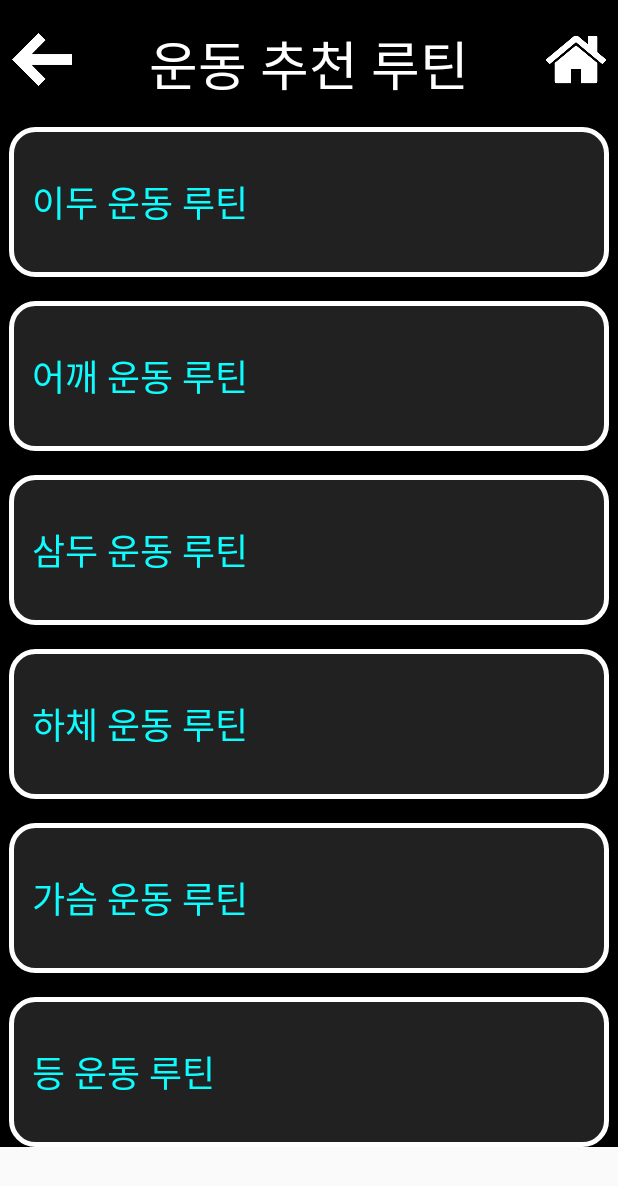
After one commit to aksdkdn/Mobile, an Android app: the layout healthroutine.xml on its own in the app's theme, with its tools: preview values and no code run, on a phone screen of 412 x 824 dp. The commit adds this screen. Shown: the top 1186 px of the screen. Run offline under Robolectric (Android 15) with nearby library versions, the phone set to English and light mode, and no system bars.

Commit message:
운동 루틴의 화면 UI 및 기능

```diff
--- /dev/null
+++ b/app/src/main/res/layout/healthroutine.xml
@@ -0,0 +1,92 @@
+<?xml version="1.0" encoding="utf-8"?>
+<ScrollView xmlns:android="http://schemas.android.com/apk/res/android"
+    xmlns:tools="http://schemas.android.com/tools"
+    android:layout_width="match_parent"
+    android:layout_height="match_parent"
+    tools:context=".HealthRoutineActivity">
+
+    <RelativeLayout
+        android:layout_width="match_parent"
+        android:layout_height="wrap_content"
+        android:background="#000000">
+
+        <ImageView
+            android:id="@+id/imageView"
+            android:layout_width="40dp"
+            android:layout_height="47dp"
+            android:layout_alignParentLeft="true"
+            android:layout_alignParentTop="true"
+            android:layout_marginStart="8dp"
+            android:layout_marginLeft="9dp"
+            android:layout_marginTop="16dp"
+            android:layout_marginBottom="16dp"
+            android:background="@android:color/transparent"
+            android:src="@drawable/leftarrow" />
+
+        <ImageView
+            android:id="@+id/imageViewHome"
+            android:layout_width="40dp"
+            android:layout_height="47dp"
+            android:layout_alignParentRight="true"
+            android:layout_alignParentTop="true"
+            android:layout_marginEnd="8dp"
+            android:layout_marginRight="9dp"
+            android:layout_marginTop="16dp"
+            android:layout_marginBottom="16dp"
+            android:background="@android:color/transparent"
+            android:src="@drawable/home" />
+
+        <TextView
+            android:id="@+id/txtTitle"
+            android:layout_width="match_parent"
+            android:layout_height="wrap_content"
+            android:layout_marginTop="16dp"
+            android:gravity="center"
+            android:text="운동 추천 루틴"
+            android:textColor="#FFFFFF"
+            android:textSize="35sp" />
+
+        <!-- 디자인 개선된 버튼 항목 -->
+        <Button
+            android:id="@+id/btnBicepsRoutine"
+            style="@style/RoutineButtonStyle"
+            android:text="이두 운동 루틴"
+            android:layout_below="@id/txtTitle"
+            android:layout_centerHorizontal="true"/>
+
+        <Button
+            android:id="@+id/btnShoulderRoutine"
+            style="@style/RoutineButtonStyle"
+            android:text="어깨 운동 루틴"
+            android:layout_below="@id/btnBicepsRoutine"
+            android:layout_centerHorizontal="true"/>
+
+        <Button
+            android:id="@+id/btnTricepsRoutine"
+            style="@style/RoutineButtonStyle"
+            android:text="삼두 운동 루틴"
+            android:layout_below="@id/btnShoulderRoutine"
+            android:layout_centerHorizontal="true"/>
+
+        <Button
+            android:id="@+id/btnLegRoutine"
+            style="@style/RoutineButtonStyle"
+            android:text="하체 운동 루틴"
+            android:layout_below="@id/btnTricepsRoutine"
+            android:layout_centerHorizontal="true"/>
+
+        <Button
+            android:id="@+id/btnChestRoutine"
+            style="@style/RoutineButtonStyle"
+            android:text="가슴 운동 루틴"
+            android:layout_below="@id/btnLegRoutine"
+            android:layout_centerHorizontal="true"/>
+
+        <Button
+            android:id="@+id/btnBackRoutine"
+            style="@style/RoutineButtonStyle"
+            android:text="등 운동 루틴"
+            android:layout_below="@id/btnChestRoutine"
+            android:layout_centerHorizontal="true"/>
+    </RelativeLayout>
+</ScrollView>
```
Also changed, not shown: app/src/main/AndroidManifest.xml (+6 -8 lines), app/src/main/java/com/example/myapplication28/HealthRoutineActivity.java (added, +30 -0 lines), app/src/main/java/com/example/myapplication28/MainActivity.java (+1 -18 lines), app/src/main/res/layout/activity_main.xml (+85 -75 lines).
